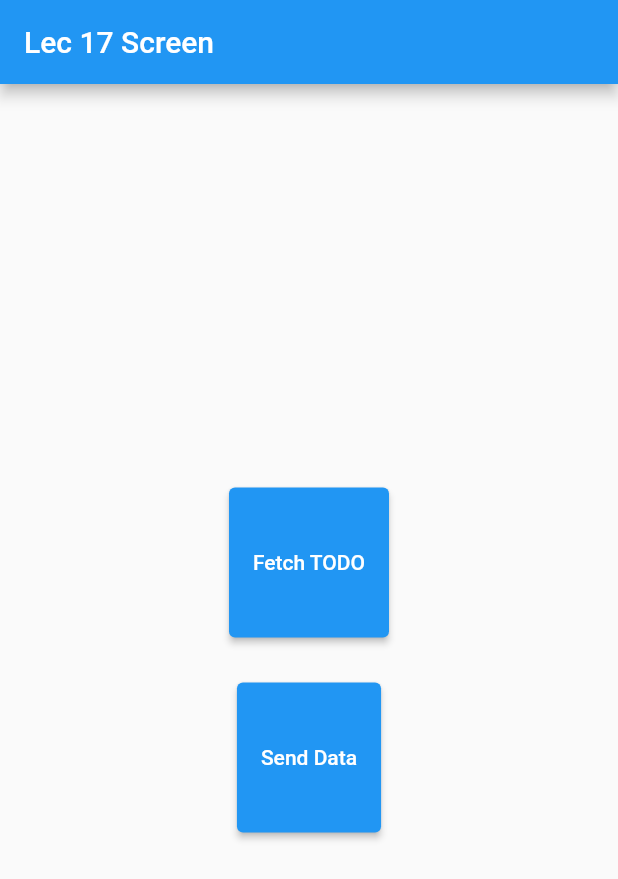
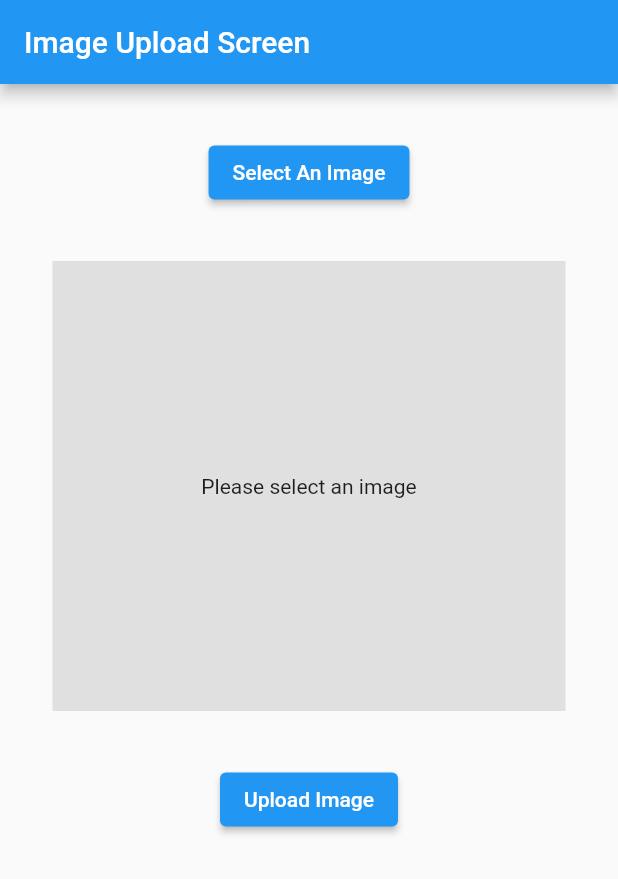
Before and after one commit to Isuranga2/MIHA_Learning, a Flutter app: the screen it shows after launch, on a phone screen of 412 x 824 dp. Shown: the top 879 px of the screen. Run offline on Flutter 3.47's test engine with Material 2 defaults, Android fonts, the phone set to English and light mode, and no system bars; our stand-ins replace cloud_firestore, firebase_auth, firebase_core, firebase_storage, flutter_svg, get and 3 more; accounts and stored records are empty.

Commit message:
Lec 18 - 19 - 20 - 21 completed

```diff
--- a/lib/main.dart
+++ b/lib/main.dart
@@ -1,27 +1,22 @@
 import 'package:MIHA_Learning/configs/languageConfig.dart';
-import 'package:MIHA_Learning/screens/lec10/lec10Screen.dart';
-import 'package:MIHA_Learning/screens/lec10/lec10Screen2.dart';
-import 'package:MIHA_Learning/screens/lec11/lec11Screen.dart';
-import 'package:MIHA_Learning/screens/lec11/lec11Screen2.dart';
-import 'package:MIHA_Learning/screens/lec12/lec12Screen1.dart';
-import 'package:MIHA_Learning/screens/lec12/lec12Screen2.dart';
-import 'package:MIHA_Learning/screens/lec13/Example/exampleScreen1.dart';
-import 'package:MIHA_Learning/screens/lec13/lec13Screen1.dart';
-import 'package:MIHA_Learning/screens/lec14/lec14Screen1.dart';
-import 'package:MIHA_Learning/screens/lec15/lec15Screen.dart';
-import 'package:MIHA_Learning/screens/lec16/lec16Screen.dart';
+import 'package:MIHA_Learning/screens/firebaseAppScreen/readAndWriteDataScreen.dart';
+import 'package:MIHA_Learning/screens/firebaseAppScreen/signInScreen.dart';
+import 'package:MIHA_Learning/screens/firebaseAppScreen/signupScreen.dart';
+import 'package:MIHA_Learning/screens/firebaseAppScreen/uploadImageScreen.dart';
 import 'package:MIHA_Learning/screens/lec17/lec17Screen.dart';
-import 'package:MIHA_Learning/screens/lec6/lec6Screen.dart';
-
-import 'package:MIHA_Learning/screens/lec8/lec8Screen4.dart';
-import 'package:MIHA_Learning/screens/lec9/lec9Screen.dart';
-import 'package:MIHA_Learning/screens/lec9/lec9Screen2.dart';
 import 'package:MIHA_Learning/utils/appBind.dart';
+import 'package:firebase_core/firebase_core.dart';
 import 'package:flutter/material.dart';
 import 'package:get/get.dart';
 
 
-void main() {
+void main() async{
+  WidgetsFlutterBinding.ensureInitialized();
+
+  await Firebase.initializeApp().whenComplete(() {
+    debugPrint("fb connection is completed");
+  });
+
   runApp(const MyApp());
 }
 
@@ -46,7 +41,7 @@ class MyApp extends StatelessWidget {
       //   '/second': (context) => const Lec8Screen2(),
       //   '/third': (context) => const Lec8Screen3(),
       // },
-      home: const Lec17Screen(), //Screen widget
+      home: const UploadImageScreen(), //Screen widget
     );
   }
 }
--- /dev/null
+++ b/lib/screens/firebaseAppScreen/uploadImageScreen.dart
@@ -0,0 +1,95 @@
+import 'dart:io';
+
+import 'package:firebase_storage/firebase_storage.dart';
+import 'package:flutter/material.dart';
+import 'package:image_picker/image_picker.dart';
+
+class UploadImageScreen extends StatefulWidget {
+  const UploadImageScreen({super.key});
+
+  @override
+  State<UploadImageScreen> createState() => _UploadImageScreenState();
+}
+
+class _UploadImageScreenState extends State<UploadImageScreen> {
+  FirebaseStorage storage = FirebaseStorage.instance;
+  File? _photo;
+  final ImagePicker _picker = ImagePicker();
+
+  Future imgFromGallery() async {
+    final pickedFile = await _picker.pickImage(source: ImageSource.gallery);
+    setState(() {
+      if (pickedFile != null) {
+        _photo = File(pickedFile.path);
+      } else {
+        print('No image selected.');
+      }
+    });
+  }
+
+  Future uploadFile() async {
+    if (_photo == null) return;
+    String fileName = "sample-image1";
+
+    try {
+      final storageRef = storage
+          .ref("/test_upload") //Folder Structure
+          .child(fileName);   //File name
+            final taskSnapshot = await storageRef.putFile(
+        _photo!,
+      );
+      String url = await taskSnapshot.ref.getDownloadURL();
+      print(url);
+    } catch (e) {
+      print('error occured');
+    }
+  }
+
+  @override
+  Widget build(BuildContext context) {
+    return Scaffold(
+      appBar: AppBar(title: const Text("Image Upload Screen")),
+      body:   Center(
+        child: Padding(
+              padding: const EdgeInsets.all(35),
+              child: Column(children: [
+                Center(
+                  child: ElevatedButton(
+                    onPressed: (){
+                      imgFromGallery();
+                    },
+                    child: const Text('Select An Image'),
+                  ),
+                ),
+                const SizedBox(height: 35),
+                Container(
+                  alignment: Alignment.center,
+                  width: double.infinity,
+                  height: 300,
+                  color: Colors.grey[300],
+                  child: _photo != null
+                      ? Image.file(_photo!, fit: BoxFit.cover)
+                      : const Text('Please select an image'),
+                ),
+                 const SizedBox(height: 35),
+                 Center(
+                  child: ElevatedButton(
+                    onPressed: (){
+                      uploadFile();
+                    },
+                    child: const Text('Upload Image'),
+                  ),
+                ),
+                //  Container(
+                //   alignment: Alignment.center,
+                //   width: double.infinity,
+                //   height: 300,
+                //   color: Colors.grey[300],
+                //   child:Image.network("https://firebasestorage.googleapis.com/v0/b/test-project-67c92.appspot.com/o/test_upload%2Fsample-image1?alt=media&token=afe5107c-dd83-4840-9066-5e7d0cf0bc4f")
+                // ),
+              ]),
+            ),
+      ),
+    );
+  }
+}
--- a/pubspec.yaml
+++ b/pubspec.yaml
@@ -37,6 +37,11 @@ dependencies:
   path:
   path_provider: ^2.0.15
   http:
+  firebase_core:
+  firebase_auth:
+  cloud_firestore: ^4.4.0
+  firebase_storage:
+  image_picker:
 
 
   # The following adds the Cupertino Icons font to your application.
```
Also changed, not shown: lib/controllers/firebaseAppCtrl/authController.dart (added, +51 -0 lines), lib/controllers/firebaseAppCtrl/userController2.dart (added, +28 -0 lines), lib/models/firebaseModels/user.dart (added, +33 -0 lines), lib/screens/firebaseAppScreen/readAndWriteDataScreen.dart (added, +86 -0 lines), lib/screens/firebaseAppScreen/signInScreen.dart (added, +57 -0 lines), lib/screens/firebaseAppScreen/signupScreen.dart (added, +57 -0 lines), lib/services/firebaseServices/userService.dart (added, +77 -0 lines), pubspec.lock, 3 other files.
